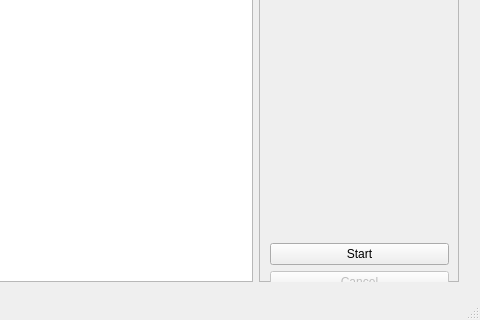
Old version of the form mainwindow.ui in the repository tanitanin/MouseSimulator; both pictures show x 160 to 640 and y 164 to 484 of the 640 by 484 pixel window.
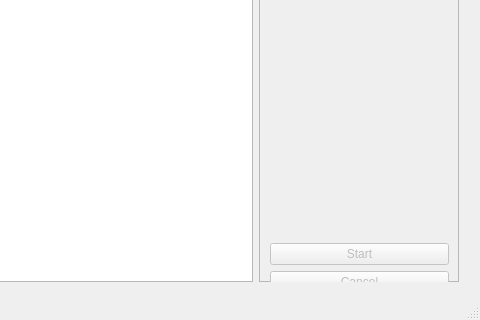
New version of the form.

Commit message: Hook start button enabling

Diff of the .ui file:
```diff
--- a/mainwindow.ui
+++ b/mainwindow.ui
@@ -97,6 +97,9 @@
          </item>
          <item row="2" column="0">
           <widget class="QPushButton" name="startButton">
+           <property name="enabled">
+            <bool>false</bool>
+           </property>
            <property name="text">
             <string>Start</string>
            </property>
```
The commit also changes 1 other file.
